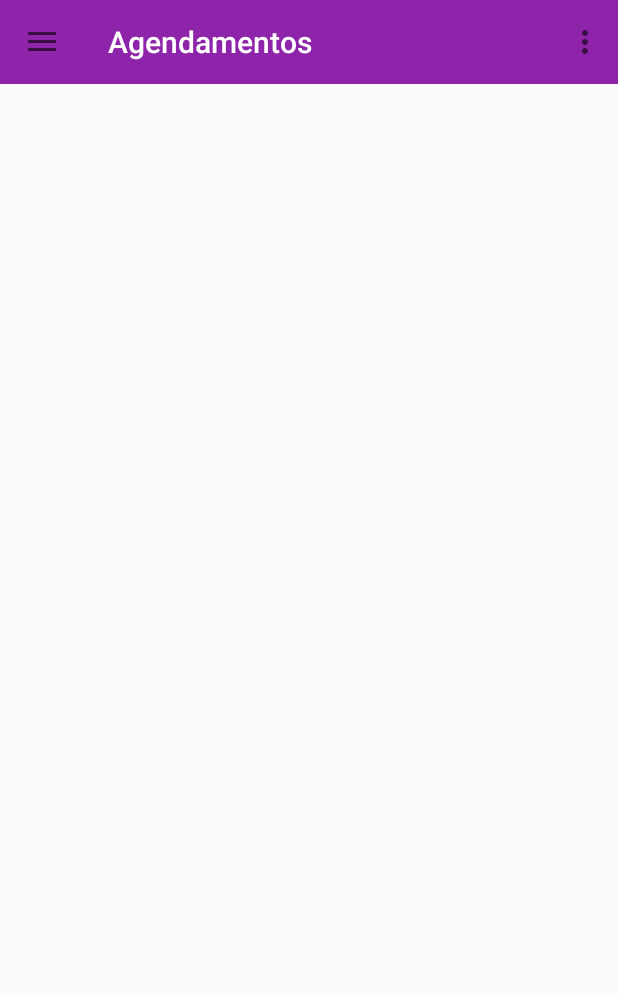
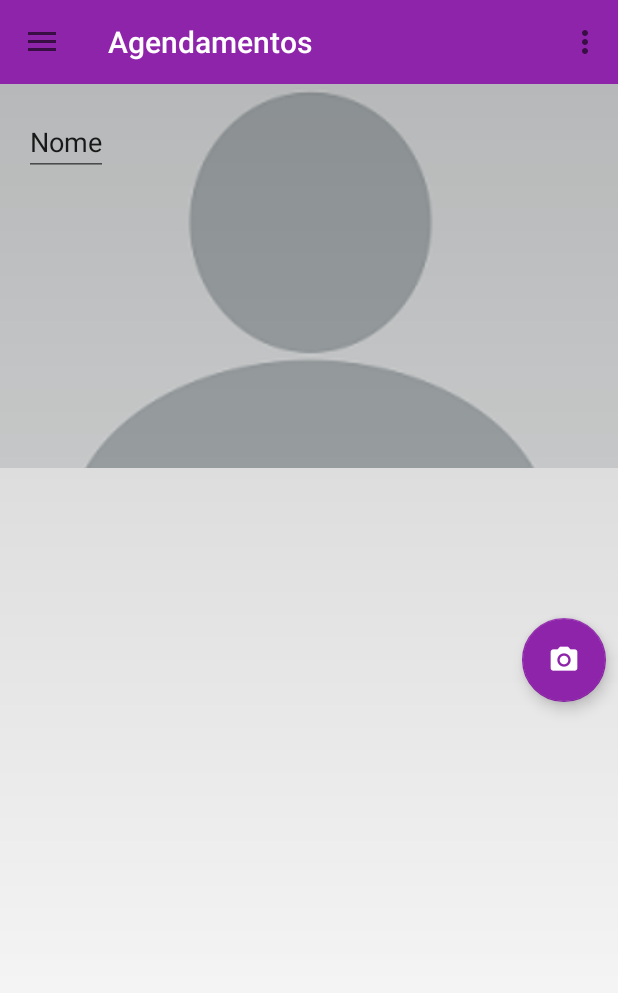
Before and after one commit to TobiasAndre/CapstoneStage2, an Android app: the fragment CustomerFragment placed in its activity, on a phone screen of 412 x 824 dp. Shown: the top 993 px of the screen. Run offline under Robolectric (Android 15) with nearby library versions, the phone set to English and light mode, and no system bars; our stand-ins replace Firebase (no records; nobody signed in at launch, a user with empty details on screens opened directly).

Commit message:
* Creating customer screen

```diff
--- a/app/src/main/java/com/tobiasandre/goestetica/database/GoEsteticaContract.java
+++ b/app/src/main/java/com/tobiasandre/goestetica/database/GoEsteticaContract.java
@@ -30,6 +30,19 @@ public class GoEsteticaContract {
         public static final String COLUMN_CUSTOMER_CELLPHONE = "cellphone";
         public static final String COLUMN_CUSTOMER_PHOTO = "photo";
         public static final String COLUMN_CUSTOMER_DEFAULT_PAYMENT_TYPE = "payment_type";
+        public static final String COLUMN_CUSTOMER_EMAIL = "email";
+
+        public static final String DEFAULT_SORT = COLUMN_CUSTOMER_NAME;
+
+        /** Matches: /items/ */
+        public static Uri buildDirUri() {
+            return BASE_CONTENT_URI.buildUpon().appendPath("customer").build();
+        }
+
+        /** Matches: /items/[_id]/ */
+        public static Uri buildItemUri(long _id) {
+            return BASE_CONTENT_URI.buildUpon().appendPath("customer").appendPath(Long.toString(_id)).build();
+        }
 
 
     }
--- a/app/src/main/java/com/tobiasandre/goestetica/ui/CustomerFragment.java
+++ b/app/src/main/java/com/tobiasandre/goestetica/ui/CustomerFragment.java
@@ -8,6 +8,7 @@ import android.view.View;
 import android.view.ViewGroup;
 
 import com.tobiasandre.goestetica.R;
+
 
 /**
  * Created by TobiasAndre on 22/06/2017.
@@ -21,6 +22,9 @@ public class CustomerFragment extends Fragment {
     public void onCreate(Bundle savedInstanceState) {
         super.onCreate(savedInstanceState);
         setRetainInstance(true);
+
+
+        setHasOptionsMenu(true);
     }
 
     @Override
@@ -31,7 +35,6 @@ public class CustomerFragment extends Fragment {
 
 
 
-
         return rootView;
     }
 
--- /dev/null
+++ b/app/src/main/res/drawable/ic_arrow_back_white_24dp.xml
@@ -0,0 +1,9 @@
+<vector xmlns:android="http://schemas.android.com/apk/res/android"
+    android:width="24dp"
+    android:height="24dp"
+    android:viewportWidth="24.0"
+    android:viewportHeight="24.0">
+    <path
+        android:fillColor="#FFF"
+        android:pathData="M20,11H7.83l5.59,-5.59L12,4l-8,8 8,8 1.41,-1.41L7.83,13H20v-2z"/>
+</vector>
--- a/app/src/main/res/layout/fragment_customer.xml
+++ b/app/src/main/res/layout/fragment_customer.xml
@@ -1,6 +1,56 @@
 <?xml version="1.0" encoding="utf-8"?>
-<LinearLayout xmlns:android="http://schemas.android.com/apk/res/android"
-    android:orientation="vertical" android:layout_width="match_parent"
-    android:layout_height="match_parent">
+<android.support.design.widget.CoordinatorLayout xmlns:android="http://schemas.android.com/apk/res/android"
+    xmlns:app="http://schemas.android.com/apk/res-auto"
+    xmlns:tools="http://schemas.android.com/tools"
+    android:layout_width="match_parent"
+    android:layout_height="match_parent"
+    android:background="@color/white">
 
-</LinearLayout>
+    <FrameLayout
+        android:layout_width="match_parent"
+        android:layout_height="wrap_content"
+        android:fitsSystemWindows="true">
+
+        <ImageView
+            android:id="@+id/photo"
+            android:layout_width="match_parent"
+            android:layout_height="wrap_content"
+            android:fitsSystemWindows="true"
+            android:scaleType="centerCrop"
+            android:src="@drawable/blank_profile_picture"
+            tools:ignore="ContentDescription" />
+
+        <View
+            android:layout_width="match_parent"
+            android:layout_height="wrap_content"
+            android:background="@drawable/photo_background_protection" />
+
+
+    </FrameLayout>
+
+    <LinearLayout
+        android:layout_width="wrap_content"
+        android:layout_height="wrap_content"
+        android:orientation="horizontal"
+        android:gravity="bottom">
+
+        <EditText
+            android:layout_width="match_parent"
+            android:layout_height="wrap_content"
+            android:layout_margin="16dp"
+            android:layout_gravity="center_vertical|start"
+            android:text="Nome"/>
+
+    </LinearLayout>
+
+    <android.support.design.widget.FloatingActionButton
+        android:id="@+id/fab_add_photo"
+        android:layout_width="match_parent"
+        android:layout_height="wrap_content"
+        android:layout_gravity="center_vertical|end"
+        android:layout_margin="@dimen/fab_margin"
+        android:clickable="true"
+        android:src="@mipmap/ic_add_photo_customer"
+        app:backgroundTint="@color/colorPrimary" />
+
+</android.support.design.widget.CoordinatorLayout>
--- a/app/src/main/res/values/styles.xml
+++ b/app/src/main/res/values/styles.xml
@@ -21,6 +21,9 @@
     <!--style name="AppTheme" parent="Theme.AppCompat.Light.DarkActionBar"-->
 
 
+    <style name="ExpandedTitleTextAppearance" parent="@android:style/TextAppearance.Large">
+        <item name="android:textStyle">bold</item>
+    </style>
 
 
 </resources>
```
Also changed, not shown: app/src/main/ic_add_photo_customer-web.png (added), app/src/main/res/mipmap-hdpi/ic_add_photo_customer.png (added), app/src/main/res/mipmap-mdpi/ic_add_photo_customer.png (added), app/src/main/res/mipmap-xhdpi/ic_add_photo_customer.png (added), app/src/main/res/mipmap-xxhdpi/ic_add_photo_customer.png (added), app/src/main/res/mipmap-xxxhdpi/ic_add_photo_customer.png (added).
